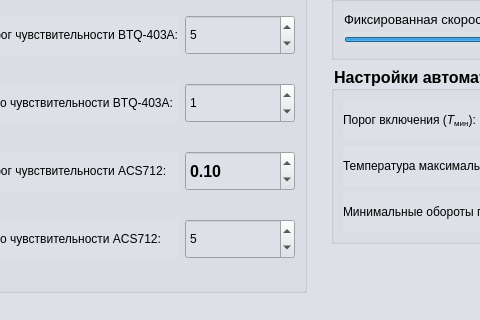
The window that main.ui (petlitsky/rozovproject) describes before a commit, drawn with Qt 5; both pictures show x 260 to 740 and y 280 to 600 of the 1024 by 600 pixel window.
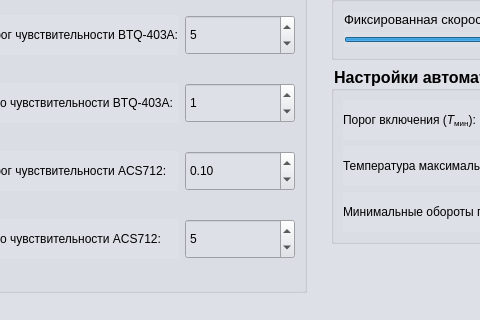
The same window after the commit. Icons and pictures are not drawn.

What changed in the file:
```diff
--- a/main.ui
+++ b/main.ui
@@ -2863,6 +2863,12 @@
                         <height>40</height>
                        </size>
                       </property>
+                      <property name="font">
+                       <font>
+                        <pointsize>9</pointsize>
+                        <bold>false</bold>
+                       </font>
+                      </property>
                       <property name="maximum">
                        <double>5.000000000000000</double>
                       </property>
```
